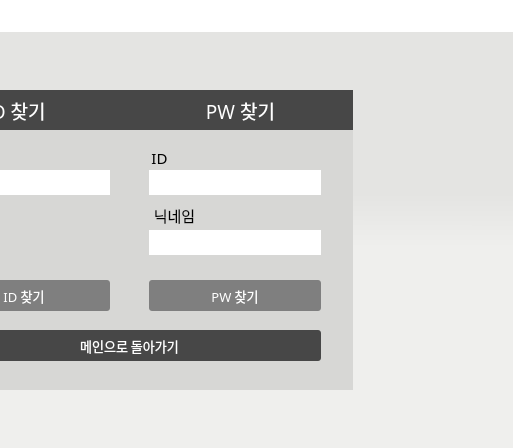
Before: the Qt Designer form UI/findGUI.ui in dign1120/graduationProject, drawn with Qt 5; both pictures show x 267 to 780 and y 0 to 448 of the 780 by 448 pixel window.
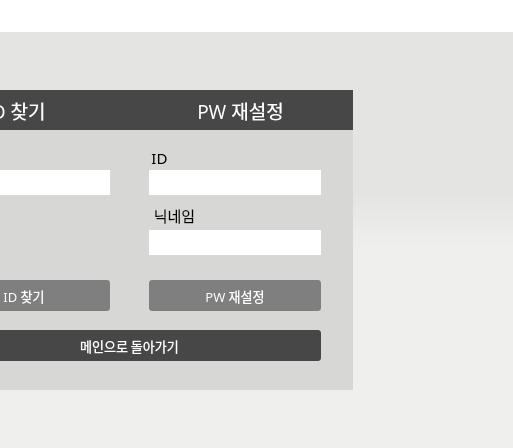
After: the same form once the commit is applied.

What changed in the file:
```diff
--- a/UI/findGUI.ui
+++ b/UI/findGUI.ui
@@ -496,7 +496,7 @@
  }</string>
     </property>
     <property name="text">
-     <string>PW 찾기</string>
+     <string>PW 재설정</string>
     </property>
    </widget>
    <widget class="QLabel" name="nickNameLabel2">
@@ -643,7 +643,7 @@
 border-right:transparent;</string>
     </property>
     <property name="text">
-     <string>PW 찾기</string>
+     <string>PW 재설정</string>
     </property>
     <property name="alignment">
      <set>Qt::AlignCenter</set>
```
